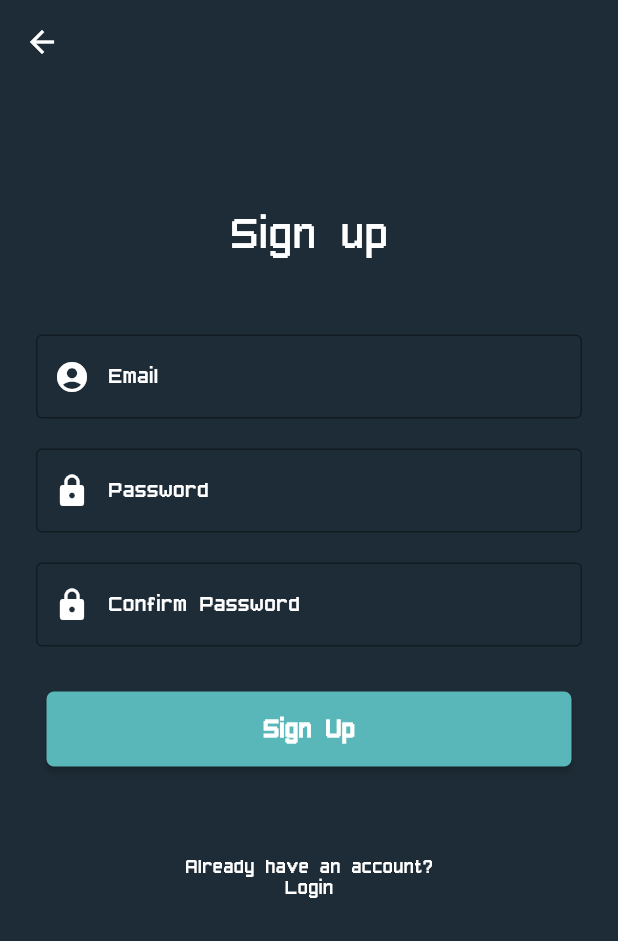
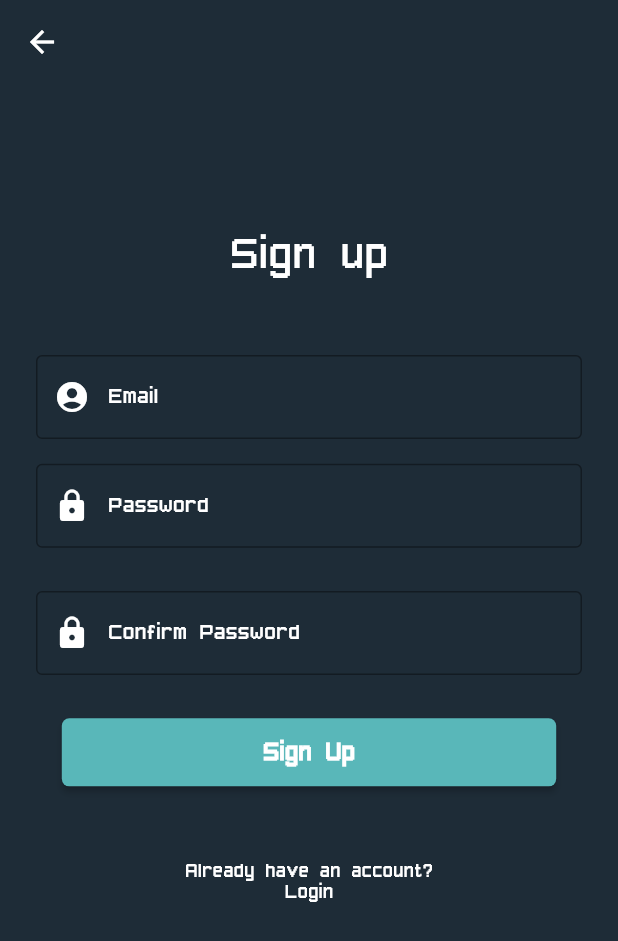
Before and after one commit to vladzaba/CryptoFunding, a Flutter app: the RegisterPage screen opened by its route, on a phone screen of 412 x 824 dp. Shown: the top 941 px of the screen. Run offline on Flutter 3.47's test engine with Material 2 defaults, Android fonts, the phone set to English and light mode, and no system bars; drawn by our look-alikes of rounded_loading_button; our stand-ins replace another_flushbar, cached_network_image, cloud_firestore, firebase_auth, firebase_core, firebase_storage and 5 more; accounts and stored records are empty; network calls fail.

Commit message:
mediaquery & screenshots added

```diff
--- a/lib/pages/item_details_page.dart
+++ b/lib/pages/item_details_page.dart
@@ -57,7 +57,6 @@ class _ItemDetailsPageState extends State<ItemDetailsPage> {
 
   Widget buildUI() {
     return Builder(builder: (context) {
-      double deviceHeight = MediaQuery.of(context).size.height;
       double deviceWidth = MediaQuery.of(context).size.width;
 
       var fetchProvider = context.watch<CryptoFetchProvider>();
--- a/lib/pages/register_page.dart
+++ b/lib/pages/register_page.dart
@@ -8,11 +8,14 @@ import '../widgets/animated_button.dart';
 import '../widgets/custom_form_field.dart';
 import '../widgets/custom_snackbar.dart';
 
-class RegisterPage extends StatelessWidget {
+class RegisterPage extends StatefulWidget {
   const RegisterPage({Key? key}) : super(key: key);
 
   @override
-  Widget build(BuildContext context) {
+  State<RegisterPage> createState() => _RegisterPageState();
+}
+
+class _RegisterPageState extends State<RegisterPage> {
   final formKey = GlobalKey<FormState>();
 
   final TextEditingController emailController = TextEditingController();
@@ -24,6 +27,10 @@ class RegisterPage extends StatelessWidget {
       RoundedLoadingButtonController();
 
   final AuthenticationService auth = AuthenticationService();
+
+  @override
+  Widget build(BuildContext context) {
+    double deviceHeight = MediaQuery.of(context).size.height;
 
     return Scaffold(
       appBar: AppBar(
@@ -60,8 +67,8 @@ class RegisterPage extends StatelessWidget {
                   return null;
                 },
               ),
-              const SizedBox(
-                height: 20,
+              SizedBox(
+                height: deviceHeight * 0.02,
               ),
               CustomFormField(
                 controller: passwordController,
@@ -75,8 +82,8 @@ class RegisterPage extends StatelessWidget {
                   return null;
                 },
               ),
-              const SizedBox(
-                height: 20,
+              SizedBox(
+                height: deviceHeight * 0.035,
               ),
               CustomFormField(
                 controller: repeatPasswordController,
@@ -91,8 +98,8 @@ class RegisterPage extends StatelessWidget {
                   return null;
                 },
               ),
-              const SizedBox(
-                height: 30,
+              SizedBox(
+                height: deviceHeight * 0.035,
               ),
               AnimatedButton(
                 text: 'Sign Up',
@@ -123,8 +130,8 @@ class RegisterPage extends StatelessWidget {
                   );
                 },
               ),
-              const SizedBox(
-                height: 60,
+              SizedBox(
+                height: deviceHeight * 0.06,
               ),
               GestureDetector(
                 onTap: () {
@@ -136,8 +143,8 @@ class RegisterPage extends StatelessWidget {
                   textAlign: TextAlign.center,
                 ),
               ),
-              const SizedBox(
-                height: 140,
+              SizedBox(
+                height: deviceHeight * 0.15,
               ),
             ],
           ),
--- a/lib/widgets/animated_button.dart
+++ b/lib/widgets/animated_button.dart
@@ -17,9 +17,12 @@ class AnimatedButton extends StatelessWidget {
 
   @override
   Widget build(BuildContext context) {
+    double deviceWidth = MediaQuery.of(context).size.width;
+    double deviceHeight = MediaQuery.of(context).size.height;
+
     return RoundedLoadingButton(
-      height: 50,
-      width: 350,
+      height: deviceHeight * 0.055,
+      width: deviceWidth * 0.80,
       color: const Color(0xFF59b7b9),
       borderRadius: 5.0,
       controller: buttonController,
--- a/lib/widgets/fundings_list_buider.dart
+++ b/lib/widgets/fundings_list_buider.dart
@@ -1,5 +1,4 @@
 import 'package:flutter/material.dart';
-import 'package:provider/provider.dart';
 import 'package:zoom_tap_animation/zoom_tap_animation.dart';
 
 import '../models/funding_item.dart';
```
Also changed, not shown: lib/pages/login_page.dart (+19 -12 lines), lib/widgets/funding_card.dart (+5 -2 lines), lib/widgets/shimmer_details.dart (+17 -11 lines), lib/widgets/transaction_card.dart (+6 -3 lines), 7 other files. Lines whose indentation alone changed are shown as unchanged.
